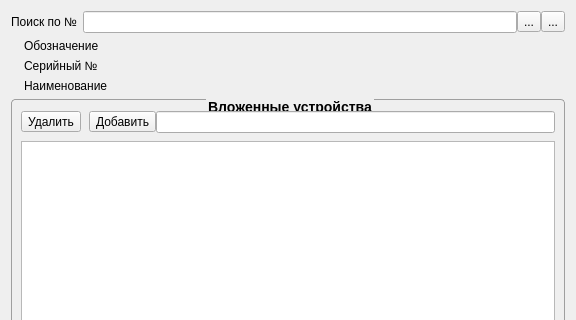
First picture: the form in Remont/complectproductwindow.ui, repository AlexeyScherbakov2021/Remont2, before the edit; both pictures show x 0 to 576 and y 0 to 320 of the 576 by 575 pixel window.
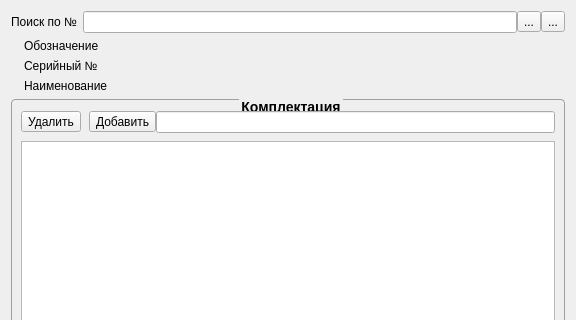
Second picture: the form after the edit. Icons and pictures are not drawn.

Diff of the .ui file:
```diff
--- a/Remont/complectproductwindow.ui
+++ b/Remont/complectproductwindow.ui
@@ -167,7 +167,7 @@
    <item>
     <widget class="QGroupBox" name="groupBox">
      <property name="title">
-      <string>Вложенные устройства</string>
+      <string>Комплектация</string>
      </property>
      <layout class="QVBoxLayout" name="verticalLayout">
       <item>
```
